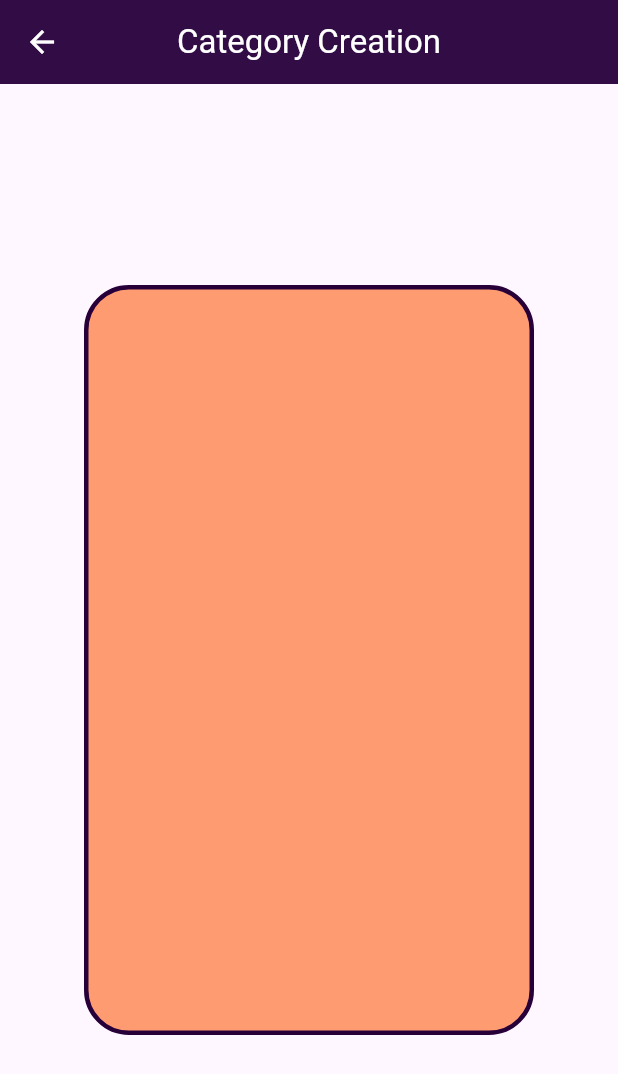
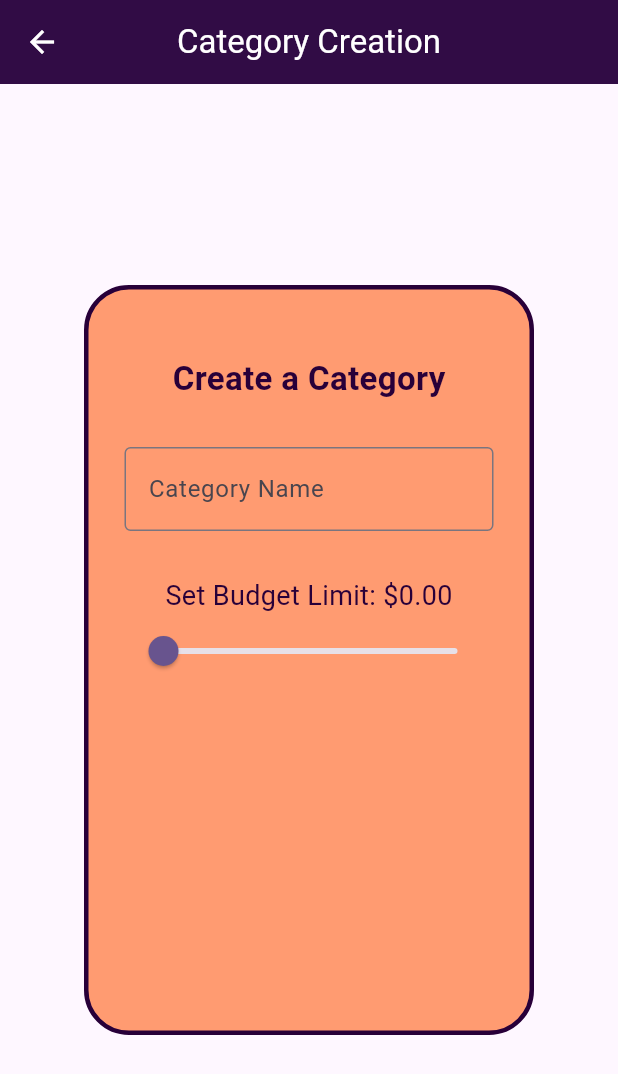
Before and after one commit to Cos229-239/2025_09_Team3, a Flutter app: the CategoryCreation screen opened directly, on a phone screen of 412 x 824 dp. Shown: the top 1074 px of the screen. Run offline on Flutter 3.47's test engine with Material 3 defaults, Android fonts, the phone set to English and light mode, and no system bars.

Commit message:
add category screen updated

```diff
--- a/pocketbook/lib/category_creation.dart
+++ b/pocketbook/lib/category_creation.dart
@@ -1,10 +1,14 @@
 import 'package:flutter/material.dart';
-import 'package:pocketbook/categories_screen.dart';
-import 'package:pocketbook/home_screen.dart';
 
-class CategoryCreation extends StatelessWidget {
+class CategoryCreation extends StatefulWidget {
   const CategoryCreation({super.key});
 
+  @override
+  State<CategoryCreation> createState() => _CategoryCreationState();
+}
+class _CategoryCreationState extends State<CategoryCreation> {
+  final TextEditingController _categoryNameController = TextEditingController();
+   double _budgetValue = 0.0;
 
   @override
   Widget build(BuildContext context) {
@@ -20,10 +24,8 @@ class CategoryCreation extends StatelessWidget {
           icon: Icon(Icons.arrow_back),
           tooltip: 'Back Icon',
           onPressed: () {
-            Navigator.of(context).push(
-                      MaterialPageRoute(builder: (context) => const CategoriesScreen()),
-                    );
-          }, //TODO: Assign button action
+            Navigator.of(context).pop();
+          },
         ),
       ),
       body: Center(
@@ -38,6 +40,52 @@ class CategoryCreation extends StatelessWidget {
             ),
             borderRadius: BorderRadius.circular(30),
           ),
+          child: Padding(
+            padding: const EdgeInsets.all(24.0),
+            child: Column(
+              mainAxisAlignment: MainAxisAlignment.start,
+              children: [
+                const SizedBox(height: 20),
+                const Text(
+                  'Create a Category',
+                  style: TextStyle(
+                    fontSize: 22,
+                    fontWeight: FontWeight.bold,
+                    color: Color(0xFF280039),
+                  ),
+                ),
+                const SizedBox(height: 30),
+                TextFormField(
+                  controller: _categoryNameController,
+                  decoration: const InputDecoration(
+                    border: OutlineInputBorder(),
+                    labelText: 'Category Name',
+                    hintText: 'Enter category name',
+                  ),
+                ),
+                const SizedBox(height: 30),
+                Text(
+                  'Set Budget Limit: \$${_budgetValue.toStringAsFixed(2)}',
+                  style: TextStyle(
+                    fontSize: 18,
+                    color: Color(0xFF280039),
+                  ),
+                ),
+                Slider(
+                   value: _budgetValue,
+                   min: 0,
+                   max: 5000,
+                   divisions: 100,
+                   label: '$_budgetValue',
+                   onChanged: (value) {
+                     setState(() {
+                       _budgetValue = value;
+                     });
+                   },
+                 )
+              ],
+            ),
+          ),
         ),
       ),
     );
```
